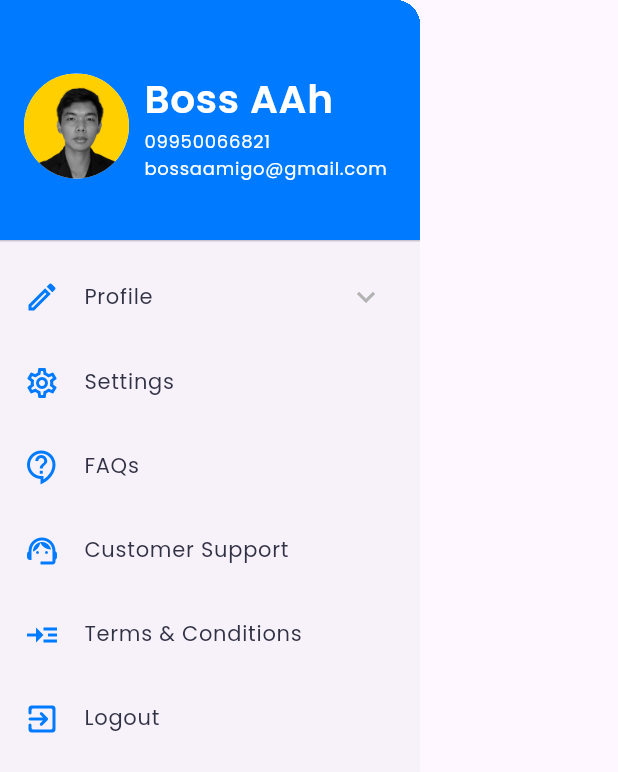
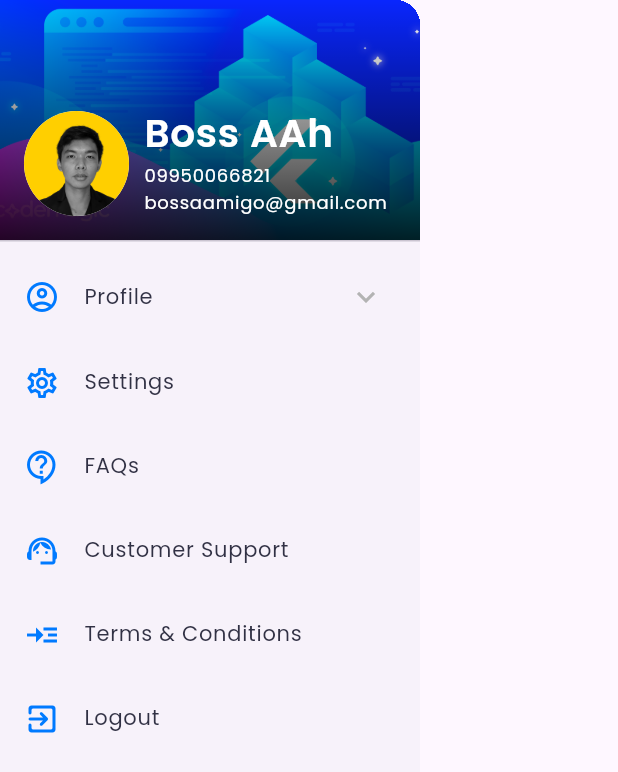
Before and after one commit to MathewAlcoseba/WaterWays, a Flutter app: the UserProfileDrawer widget shown alone on an empty page, opened directly, on a phone screen of 412 x 824 dp. Shown: the top 772 px of the screen. Run offline on Flutter 3.47's test engine with Material 2 defaults, Android fonts, the light colour scheme and no system bars; our stand-ins replace google_fonts; missing offline and left inert: currency_symbols; generated files the repository leaves out were written again.

Commit message:
modified user profile drawer

```diff
--- a/lib/UserUI/user_profile_drawer.dart
+++ b/lib/UserUI/user_profile_drawer.dart
@@ -9,14 +9,35 @@ class UserProfileDrawer extends StatelessWidget {
     return Drawer(
       width: 280,
       child: ListView(
-        // Important: Remove any padding from the ListView.
         padding: EdgeInsets.zero,
         children: <Widget>[
           DrawerHeader(
               decoration: BoxDecoration(
                 color: AppStyles.colorScheme.secondary,
+                image: const DecorationImage(
+                  image: AssetImage('assets/Main/sample-profile-cover.png'),
+                  fit: BoxFit.cover,
                 ),
+              ),
+              padding: EdgeInsets.zero,
+              child: Stack(
+                children: [
+                  Container(
+                    decoration: BoxDecoration(
+                      gradient: LinearGradient(
+                        begin: Alignment.topCenter,
+                        end: Alignment.bottomCenter,
+                        colors: [
+                          Colors.transparent,
+                          Colors.black.withOpacity(0.85),
+                        ],
+                      ),
+                    ),
+                  ),
+                  Padding(
+                    padding: const EdgeInsets.all(16.0),
                     child: Row(
+                      crossAxisAlignment: CrossAxisAlignment.end,
                       children: [
                         Container(
                           width: 70,
@@ -33,7 +54,7 @@ class UserProfileDrawer extends StatelessWidget {
                         const SizedBox(width: 10.0),
                         Column(
                           crossAxisAlignment: CrossAxisAlignment.start,
-                    mainAxisAlignment: MainAxisAlignment.center,
+                          mainAxisAlignment: MainAxisAlignment.end,
                           children: [
                             Text('Boss AAh',
                                 style: AppStyles.headline2.copyWith(
@@ -42,17 +63,20 @@ class UserProfileDrawer extends StatelessWidget {
                                     color: AppStyles.colorScheme.primary),
                                 overflow: TextOverflow.ellipsis),
                             Text('09950066821',
-                          style: AppStyles.bodyText3
-                              .copyWith(color: AppStyles.colorScheme.primary)),
+                                style: AppStyles.bodyText3.copyWith(
+                                    color: AppStyles.colorScheme.primary)),
                             Text(
                               'bossaamigo@gmail.com',
-                        style: AppStyles.bodyText3
-                            .copyWith(color: AppStyles.colorScheme.primary),
+                              style: AppStyles.bodyText3.copyWith(
+                                  color: AppStyles.colorScheme.primary),
                               maxLines: 2,
                               overflow: TextOverflow.ellipsis,
                             )
                           ],
                         )
+                      ],
+                    ),
+                  ),
                 ],
               )),
           const EditProfile(),
@@ -151,10 +175,13 @@ class EditProfileState extends State<EditProfile> {
           style: isExpanded
               ? AppStyles.headline3.copyWith(fontSize: 20)
               : AppStyles.bodyText2),
-      leading: Icon(
+      leading: isExpanded
+          ? Icon(
               Icons.edit_outlined,
               color: AppStyles.colorScheme.secondary,
-      ),
+            )
+          : Icon(Icons.account_circle_outlined,
+              color: AppStyles.colorScheme.secondary),
       children: <Widget>[
         ListTile(
           title: Text(
```
Also changed, not shown: assets/Main/sample-profile-cover.png (added). Lines whose indentation alone changed are shown as unchanged.
